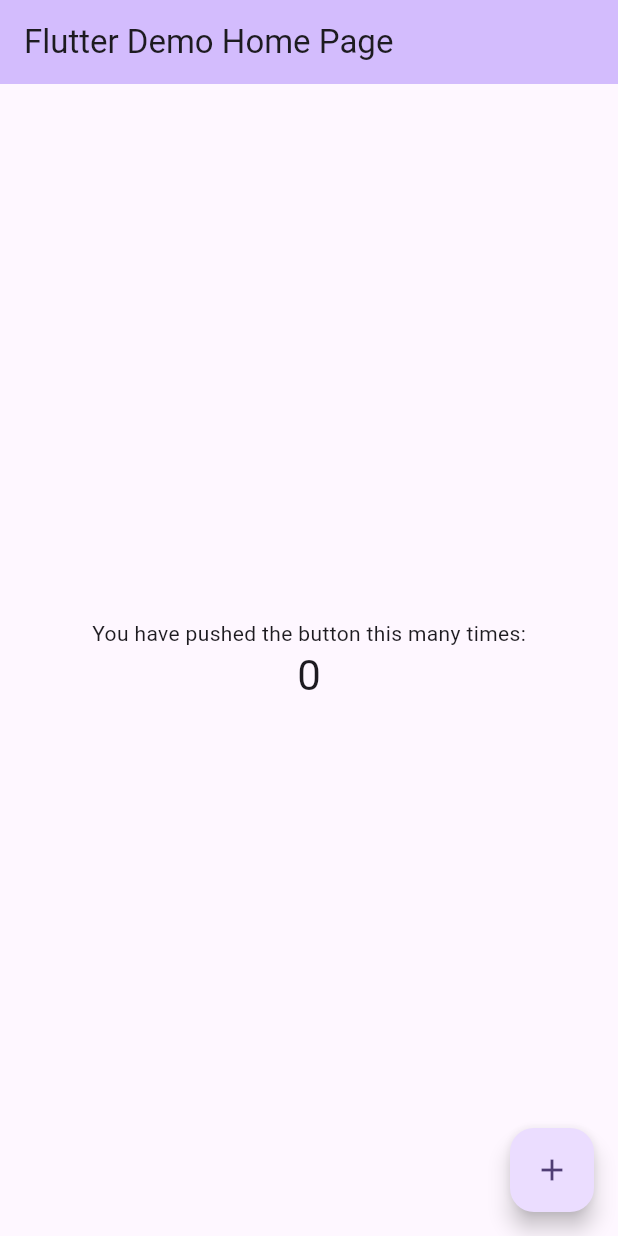
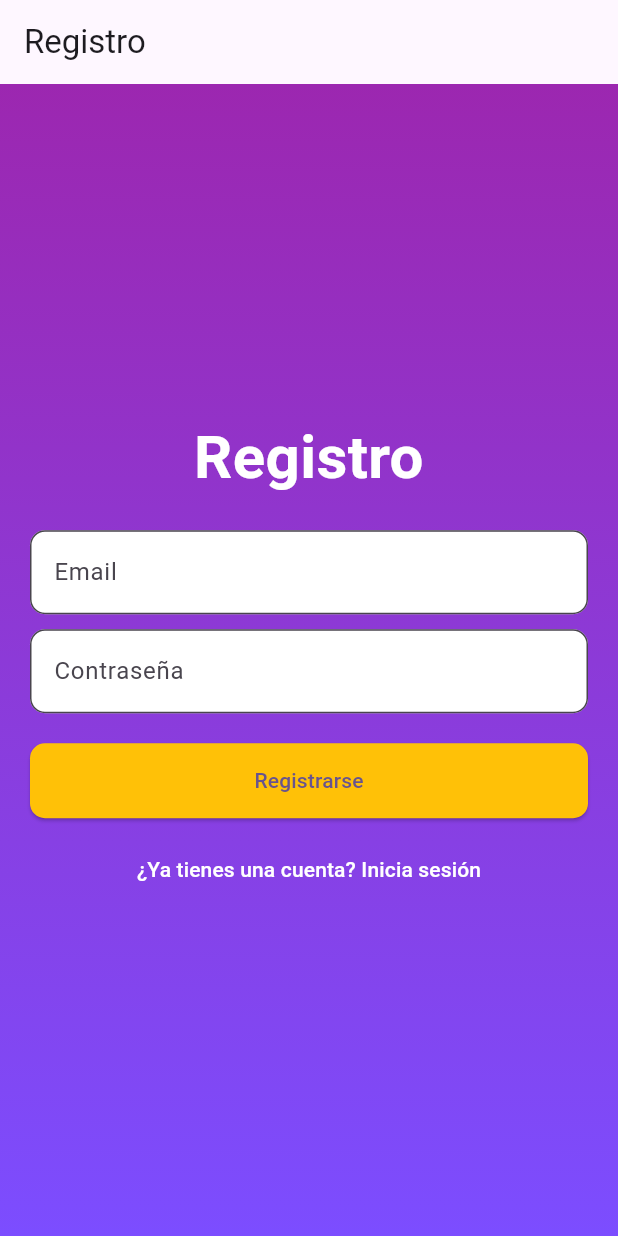
Before and after one commit to Danielzxc24/prueba2, a Flutter app: the screen it shows after launch, on a phone screen of 412 x 824 dp. Run offline on Flutter 3.47's test engine with Material 3 defaults, Android fonts, the phone set to English and light mode, and no system bars; our stand-ins replace firebase_auth, firebase_core; accounts and stored records are empty.

Commit message:
dependencias y inicio de sesion hechos

```diff
--- a/flutter_application_1/lib/main.dart
+++ b/flutter_application_1/lib/main.dart
@@ -1,52 +1,34 @@
+import 'package:firebase_core/firebase_core.dart';
 import 'package:flutter/material.dart';
+import 'package:flutter_application_1/firebase_options.dart';
+import 'package:flutter_application_1/screen/Login.dart';
 
-void main() {
+void main() async {
+  WidgetsFlutterBinding.ensureInitialized();
+  await Firebase.initializeApp(
+    options: DefaultFirebaseOptions.currentPlatform,
+  );
   runApp(const MyApp());
 }
 
 class MyApp extends StatelessWidget {
   const MyApp({super.key});
 
-  // This widget is the root of your application.
   @override
   Widget build(BuildContext context) {
     return MaterialApp(
       title: 'Flutter Demo',
       theme: ThemeData(
-        // This is the theme of your application.
-        //
-        // TRY THIS: Try running your application with "flutter run". You'll see
-        // the application has a purple toolbar. Then, without quitting the app,
-        // try changing the seedColor in the colorScheme below to Colors.green
-        // and then invoke "hot reload" (save your changes or press the "hot
-        // reload" button in a Flutter-supported IDE, or press "r" if you used
-        // the command line to start the app).
-        //
-        // Notice that the counter didn't reset back to zero; the application
-        // state is not lost during the reload. To reset the state, use hot
-        // restart instead.
-        //
-        // This works for code too, not just values: Most code changes can be
-        // tested with just a hot reload.
         colorScheme: ColorScheme.fromSeed(seedColor: Colors.deepPurple),
         useMaterial3: true,
       ),
-      home: const MyHomePage(title: 'Flutter Demo Home Page'),
+      home: RegisterScreen(),
     );
   }
 }
 
 class MyHomePage extends StatefulWidget {
   const MyHomePage({super.key, required this.title});
-
-  // This widget is the home page of your application. It is stateful, meaning
-  // that it has a State object (defined below) that contains fields that affect
-  // how it looks.
-
-  // This class is the configuration for the state. It holds the values (in this
-  // case the title) provided by the parent (in this case the App widget) and
-  // used by the build method of the State. Fields in a Widget subclass are
-  // always marked "final".
 
   final String title;
 
@@ -59,50 +41,19 @@ class _MyHomePageState extends State<MyHomePage> {
 
   void _incrementCounter() {
     setState(() {
-      // This call to setState tells the Flutter framework that something has
-      // changed in this State, which causes it to rerun the build method below
-      // so that the display can reflect the updated values. If we changed
-      // _counter without calling setState(), then the build method would not be
-      // called again, and so nothing would appear to happen.
       _counter++;
     });
   }
 
   @override
   Widget build(BuildContext context) {
-    // This method is rerun every time setState is called, for instance as done
-    // by the _incrementCounter method above.
-    //
-    // The Flutter framework has been optimized to make rerunning build methods
-    // fast, so that you can just rebuild anything that needs updating rather
-    // than having to individually change instances of widgets.
     return Scaffold(
       appBar: AppBar(
-        // TRY THIS: Try changing the color here to a specific color (to
-        // Colors.amber, perhaps?) and trigger a hot reload to see the AppBar
-        // change color while the other colors stay the same.
         backgroundColor: Theme.of(context).colorScheme.inversePrimary,
-        // Here we take the value from the MyHomePage object that was created by
-        // the App.build method, and use it to set our appbar title.
         title: Text(widget.title),
       ),
       body: Center(
-        // Center is a layout widget. It takes a single child and positions it
-        // in the middle of the parent.
         child: Column(
-          // Column is also a layout widget. It takes a list of children and
-          // arranges them vertically. By default, it sizes itself to fit its
-          // children horizontally, and tries to be as tall as its parent.
-          //
-          // Column has various properties to control how it sizes itself and
-          // how it positions its children. Here we use mainAxisAlignment to
-          // center the children vertically; the main axis here is the vertical
-          // axis because Columns are vertical (the cross axis would be
-          // horizontal).
-          //
-          // TRY THIS: Invoke "debug painting" (choose the "Toggle Debug Paint"
-          // action in the IDE, or press "p" in the console), to see the
-          // wireframe for each widget.
           mainAxisAlignment: MainAxisAlignment.center,
           children: <Widget>[
             const Text(
@@ -119,7 +70,7 @@ class _MyHomePageState extends State<MyHomePage> {
         onPressed: _incrementCounter,
         tooltip: 'Increment',
         child: const Icon(Icons.add),
-      ), // This trailing comma makes auto-formatting nicer for build methods.
+      ),
     );
   }
 }
--- a/flutter_application_1/lib/screen/Login.dart
+++ b/flutter_application_1/lib/screen/Login.dart
@@ -0,0 +1,240 @@
+import 'package:flutter/material.dart';
+import 'package:firebase_auth/firebase_auth.dart';
+
+class RegisterScreen extends StatefulWidget {
+  @override
+  _RegisterScreenState createState() => _RegisterScreenState();
+}
+
+class _RegisterScreenState extends State<RegisterScreen> {
+  final FirebaseAuth _auth = FirebaseAuth.instance;
+  final TextEditingController _emailController = TextEditingController();
+  final TextEditingController _passwordController = TextEditingController();
+
+  Future<void> _register() async {
+    try {
+      final UserCredential userCredential =
+          await _auth.createUserWithEmailAndPassword(
+        email: _emailController.text.trim(),
+        password: _passwordController.text.trim(),
+      );
+      // Registro exitoso, redirige a la pantalla de inicio
+      Navigator.pushReplacement(
+        context,
+        MaterialPageRoute(builder: (context) => HomeScreen()),
+      );
+    } catch (e) {
+      print("Error al registrar: $e");
+      // Maneja el error de registro aquí
+    }
+  }
+
+  @override
+  Widget build(BuildContext context) {
+    return Scaffold(
+      appBar: AppBar(
+        title: Text('Registro'),
+      ),
+      body: Container(
+        padding: EdgeInsets.all(20.0),
+        decoration: BoxDecoration(
+          gradient: LinearGradient(
+            begin: Alignment.topCenter,
+            end: Alignment.bottomCenter,
+            colors: [Colors.purple, Colors.deepPurpleAccent],
+          ),
+        ),
+        child: Column(
+          mainAxisAlignment: MainAxisAlignment.center,
+          crossAxisAlignment: CrossAxisAlignment.stretch,
+          children: <Widget>[
+            Text(
+              'Registro',
+              style: TextStyle(
+                  fontSize: 40.0,
+                  fontWeight: FontWeight.bold,
+                  color: Colors.white),
+              textAlign: TextAlign.center,
+            ),
+            SizedBox(height: 20.0),
+            TextField(
+              controller: _emailController,
+              decoration: InputDecoration(
+                labelText: 'Email',
+                filled: true,
+                fillColor: Colors.white,
+                border: OutlineInputBorder(
+                  borderRadius: BorderRadius.circular(10.0),
+                ),
+              ),
+            ),
+            SizedBox(height: 10.0),
+            TextField(
+              controller: _passwordController,
+              decoration: InputDecoration(
+                labelText: 'Contraseña',
+                filled: true,
+                fillColor: Colors.white,
+                border: OutlineInputBorder(
+                  borderRadius: BorderRadius.circular(10.0),
+                ),
+              ),
+              obscureText: true,
+            ),
+            SizedBox(height: 20.0),
+            ElevatedButton(
+              onPressed: _register,
+              child: Text('Registrarse'),
+              style: ElevatedButton.styleFrom(
+                backgroundColor: Colors.amber,
+                padding: EdgeInsets.symmetric(vertical: 15.0),
+                shape: RoundedRectangleBorder(
+                  borderRadius: BorderRadius.circular(10.0),
+                ),
+              ),
+            ),
+            SizedBox(height: 10.0),
+            TextButton(
+              onPressed: () {
+                Navigator.pushReplacement(
+                  context,
+                  MaterialPageRoute(builder: (context) => LoginScreen()),
+                );
+              },
+              child: Text(
+                '¿Ya tienes una cuenta? Inicia sesión',
+                style: TextStyle(color: Colors.white),
+              ),
+            ),
+          ],
+        ),
+      ),
+    );
+  }
+}
+
+class LoginScreen extends StatefulWidget {
+  @override
+  _LoginScreenState createState() => _LoginScreenState();
+}
+
+class _LoginScreenState extends State<LoginScreen> {
+  final FirebaseAuth _auth = FirebaseAuth.instance;
+  final TextEditingController _emailController = TextEditingController();
+  final TextEditingController _passwordController = TextEditingController();
+
+  Future<void> _login() async {
+    try {
+      final UserCredential userCredential =
+          await _auth.signInWithEmailAndPassword(
+        email: _emailController.text.trim(),
+        password: _passwordController.text.trim(),
+      );
+      // Inicio de sesión exitoso, redirige a la pantalla de inicio
+      Navigator.pushReplacement(
+        context,
+        MaterialPageRoute(builder: (context) => HomeScreen()),
+      );
+    } catch (e) {
+      print("Error al iniciar sesión: $e");
+      // Maneja el error de inicio de sesión aquí
+    }
+  }
+
+  @override
+  Widget build(BuildContext context) {
+    return Scaffold(
+      appBar: AppBar(
+        title: Text('Inicio de Sesión'),
+      ),
+      body: Container(
+        padding: EdgeInsets.all(20.0),
+        decoration: BoxDecoration(
+          gradient: LinearGradient(
+            begin: Alignment.topCenter,
+            end: Alignment.bottomCenter,
+            colors: [Colors.purple, Colors.deepPurpleAccent],
+          ),
+        ),
+        child: Column(
+          mainAxisAlignment: MainAxisAlignment.center,
+          crossAxisAlignment: CrossAxisAlignment.stretch,
+          children: <Widget>[
+            Text(
+              'Inicio de Sesión',
+              style: TextStyle(
+                  fontSize: 40.0,
+                  fontWeight: FontWeight.bold,
+                  color: Colors.white),
+              textAlign: TextAlign.center,
+            ),
+            SizedBox(height: 20.0),
+            TextField(
+              controller: _emailController,
+              decoration: InputDecoration(
+                labelText: 'Email',
+                filled: true,
+                fillColor: Colors.white,
+                border: OutlineInputBorder(
+                  borderRadius: BorderRadius.circular(10.0),
+                ),
+              ),
+            ),
+            SizedBox(height: 10.0),
+            TextField(
+              controller: _passwordController,
+              decoration: InputDecoration(
+                labelText: 'Contraseña',
+                filled: true,
+                fillColor: Colors.white,
+                border: OutlineInputBorder(
+                  borderRadius: BorderRadius.circular(10.0),
+                ),
+              ),
+              obscureText: true,
+            ),
+            SizedBox(height: 20.0),
+            ElevatedButton(
+              onPressed: _login,
+              child: Text('Iniciar Sesión'),
+              style: ElevatedButton.styleFrom(
+                backgroundColor: Colors.amber,
+                padding: EdgeInsets.symmetric(vertical: 15.0),
+                shape: RoundedRectangleBorder(
+                  borderRadius: BorderRadius.circular(10.0),
+                ),
+              ),
+            ),
+            SizedBox(height: 10.0),
+            TextButton(
+              onPressed: () {
+                Navigator.push(
+                  context,
+                  MaterialPageRoute(builder: (context) => RegisterScreen()),
+                );
+              },
+              child: Text(
+                'Crear una cuenta',
+                style: TextStyle(color: Colors.white),
+              ),
+            ),
+          ],
+        ),
+      ),
+    );
+  }
+}
+
+class HomeScreen extends StatelessWidget {
+  @override
+  Widget build(BuildContext context) {
+    return Scaffold(
+      appBar: AppBar(
+        title: Text('Inicio'),
+      ),
+      body: Center(
+        child: Text('Bienvenido!'),
+      ),
+    );
+  }
+}
--- a/flutter_application_1/pubspec.yaml
+++ b/flutter_application_1/pubspec.yaml
@@ -19,7 +19,7 @@ publish_to: 'none' # Remove this line if you wish to publish to pub.dev
 version: 1.0.0+1
 
 environment:
-  sdk: '>=3.3.4 <4.0.0'
+  sdk: '>=3.3.3 <4.0.0'
 
 # Dependencies specify other packages that your package needs in order to work.
 # To automatically upgrade your package dependencies to the latest versions
@@ -36,6 +36,9 @@ dependencies:
   # Use with the CupertinoIcons class for iOS style icons.
   cupertino_icons: ^1.0.6
   firebase_core: ^3.0.0
+  firebase_auth: ^5.0.0
+  cloud_firestore: ^5.0.0
+  go_router: ^14.1.4
 
 dev_dependencies:
   flutter_test:
```
Also changed, not shown: flutter_application_1/pubspec.lock, 3 other files.
